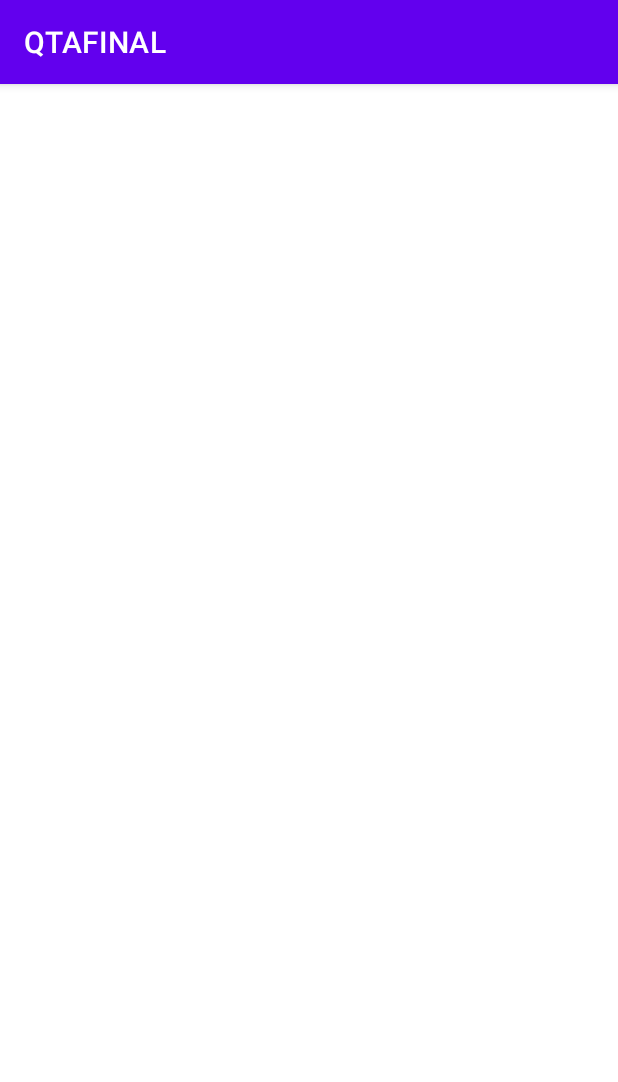
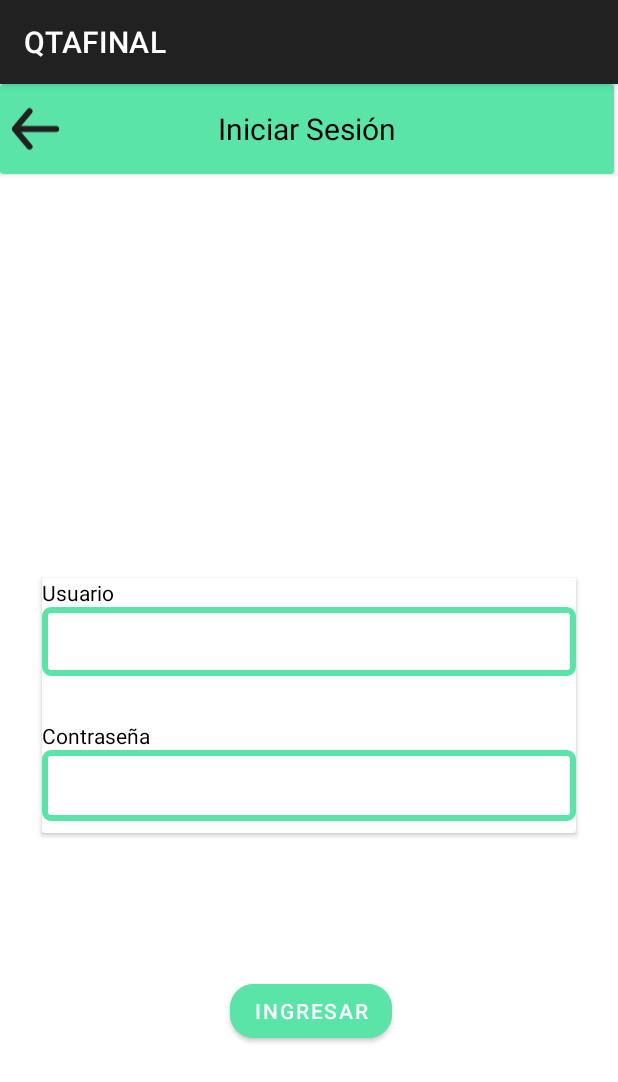
Before and after one commit to Cristian-Albadan/QTAfinal, an Android app: the SigInActivity screen opened directly, with no data from a screen before it, on a phone screen of 412 x 824 dp. Shown: the top 1082 px of the screen. Run offline under Robolectric (Android 15) with nearby library versions, the phone set to English and light mode, and no system bars.

Commit message:
Inicio Sesion 2

```diff
--- a/app/src/main/java/com/utappmoviles/qtafinal/SigInActivity.kt
+++ b/app/src/main/java/com/utappmoviles/qtafinal/SigInActivity.kt
@@ -1,12 +1,14 @@
 package com.utappmoviles.qtafinal
 
 import android.os.Bundle
+import android.widget.ImageView
 import androidx.activity.enableEdgeToEdge
 import androidx.appcompat.app.AppCompatActivity
 import androidx.core.view.ViewCompat
 import androidx.core.view.WindowInsetsCompat
 
 class SigInActivity : AppCompatActivity() {
+    private lateinit var ivBackBtn:ImageView
     override fun onCreate(savedInstanceState: Bundle?) {
         super.onCreate(savedInstanceState)
         enableEdgeToEdge()
--- /dev/null
+++ b/app/src/main/res/drawable/edittext_border.xml
@@ -0,0 +1,8 @@
+<?xml version="1.0" encoding="utf-8"?>
+<shape xmlns:android="http://schemas.android.com/apk/res/android">
+    <solid android:color="@android:color/white" /> <!-- Color de fondo -->
+    <stroke
+        android:width="4dp"
+        android:color="@color/ColorApp" />
+    <corners android:radius="4dp" /> <!-- Esquinas redondeadas, si deseas -->
+</shape>
--- /dev/null
+++ b/app/src/main/res/drawable/ic_arrowback.xml
@@ -0,0 +1,14 @@
+<vector xmlns:android="http://schemas.android.com/apk/res/android"
+    android:width="24dp"
+    android:height="24dp"
+    android:viewportWidth="24"
+    android:viewportHeight="24">
+  <path
+      android:pathData="M24,0l-0,24l-24,0l-0,-24z"
+      android:strokeAlpha="0"
+      android:fillColor="#fff"
+      android:fillAlpha="0"/>
+  <path
+      android:pathData="M19,11H7.14l3.63,-4.36A1,1 0,1 0,9.23 5.36l-5,6a1.19,1.19 0,0 0,-0.09 0.15c0,0.05 0,0.08 -0.07,0.13A1,1 0,0 0,4 12H4a1,1 0,0 0,0.07 0.36c0,0.05 0,0.08 0.07,0.13a1.19,1.19 0,0 0,0.09 0.15l5,6A1,1 0,0 0,10 19a1,1 0,0 0,0.64 -0.23,1 1,0 0,0 0.13,-1.41L7.14,13H19a1,1 0,0 0,0 -2Z"
+      android:fillColor="#231f20"/>
+</vector>
--- a/app/src/main/res/layout/activity_main.xml
+++ b/app/src/main/res/layout/activity_main.xml
@@ -16,6 +16,7 @@
         android:layout_marginEnd="157dp"
         android:layout_marginBottom="89dp"
         android:backgroundTint="@color/ColorApp"
+        app:cornerRadius="16dp"
         android:text="@string/sig_in"
         app:layout_constraintBottom_toBottomOf="parent"
         app:layout_constraintEnd_toEndOf="parent"
--- a/app/src/main/res/layout/activity_sig_in.xml
+++ b/app/src/main/res/layout/activity_sig_in.xml
@@ -7,4 +7,107 @@
     android:layout_height="match_parent"
     tools:context=".SigInActivity">
 
+    <androidx.cardview.widget.CardView
+        android:id="@+id/cardView"
+        android:layout_width="409dp"
+        android:layout_height="60dp"
+        android:backgroundTint="@color/ColorApp"
+        app:layout_constraintBottom_toBottomOf="parent"
+        app:layout_constraintEnd_toEndOf="parent"
+        app:layout_constraintHorizontal_bias="0.0"
+        app:layout_constraintStart_toStartOf="parent"
+        app:layout_constraintTop_toTopOf="parent"
+        app:layout_constraintVertical_bias="0.0">
+
+        <TextView
+            android:layout_width="wrap_content"
+            android:layout_height="wrap_content"
+            android:layout_gravity="center"
+            android:text="Iniciar Sesión"
+            android:textColor="@color/black"
+            android:textSize="20sp">
+
+        </TextView>
+
+        <ImageView
+            android:id="@+id/ivBackBtn"
+            android:layout_width="47dp"
+            android:layout_height="match_parent"
+
+            android:src="@drawable/ic_arrowback" />
+
+    </androidx.cardview.widget.CardView>
+
+    <androidx.cardview.widget.CardView
+        android:layout_width="356dp"
+        android:layout_height="170dp"
+        app:layout_constraintBottom_toBottomOf="parent"
+        app:layout_constraintEnd_toEndOf="parent"
+        app:layout_constraintStart_toStartOf="parent"
+        app:layout_constraintTop_toBottomOf="@+id/cardView"
+        app:orientation="vertical">
+
+        <LinearLayout
+            android:layout_width="match_parent"
+            android:layout_height="match_parent"
+            android:orientation="vertical">
+
+            <TextView
+                android:id="@+id/tvUser"
+                android:layout_width="match_parent"
+                android:layout_height="wrap_content"
+                android:text="Usuario"
+                android:textColor="@color/black" />
+
+            <EditText
+                android:layout_width="match_parent"
+                android:layout_height="46dp"
+
+                android:background="@drawable/edittext_border">
+
+            </EditText>
+
+            <Space
+                android:layout_width="wrap_content"
+                android:layout_height="30dp">
+
+            </Space>
+
+            <TextView
+                android:id="@+id/tvPassword"
+                android:layout_width="match_parent"
+                android:layout_height="wrap_content"
+                android:text="Contraseña"
+                android:textColor="@color/black" />
+
+            <EditText
+                android:id="@+id/editTextTextPassword"
+                android:layout_width="match_parent"
+                android:layout_height="47dp"
+                android:autofillHints=""
+                android:background="@drawable/edittext_border"
+                android:ems="10"
+                android:inputType="textPassword" />
+        </LinearLayout>
+
+    </androidx.cardview.widget.CardView>
+
+    <com.google.android.material.button.MaterialButton
+        android:id="@+id/btnIngresar"
+        android:layout_width="wrap_content"
+        android:layout_height="wrap_content"
+        android:layout_marginStart="160dp"
+        android:layout_marginTop="594dp"
+        android:layout_marginEnd="157dp"
+        android:layout_marginBottom="89dp"
+        android:backgroundTint="@color/ColorApp"
+        android:text="Ingresar"
+        app:cornerRadius="16dp"
+        app:layout_constraintBottom_toBottomOf="parent"
+        app:layout_constraintEnd_toEndOf="parent"
+        app:layout_constraintHorizontal_bias="0.535"
+        app:layout_constraintStart_toStartOf="parent"
+        app:layout_constraintTop_toTopOf="parent"
+        app:layout_constraintVertical_bias="0.0" />
+
 </androidx.constraintlayout.widget.ConstraintLayout>
--- a/app/src/main/res/values/themes.xml
+++ b/app/src/main/res/values/themes.xml
@@ -2,15 +2,6 @@
     <!-- Base application theme. -->
     <style name="Theme.QTAFINAL" parent="Theme.MaterialComponents.DayNight.DarkActionBar">
         <!-- Primary brand color. -->
-        <item name="colorPrimary">@color/purple_500</item>
-        <item name="colorPrimaryVariant">@color/purple_700</item>
-        <item name="colorOnPrimary">@color/white</item>
-        <!-- Secondary brand color. -->
-        <item name="colorSecondary">@color/teal_200</item>
-        <item name="colorSecondaryVariant">@color/teal_700</item>
-        <item name="colorOnSecondary">@color/black</item>
-        <!-- Status bar color. -->
-        <item name="android:statusBarColor">?attr/colorPrimaryVariant</item>
         <!-- Customize your theme here. -->
     </style>
 </resources>
```
Also changed, not shown: 4 other files.
